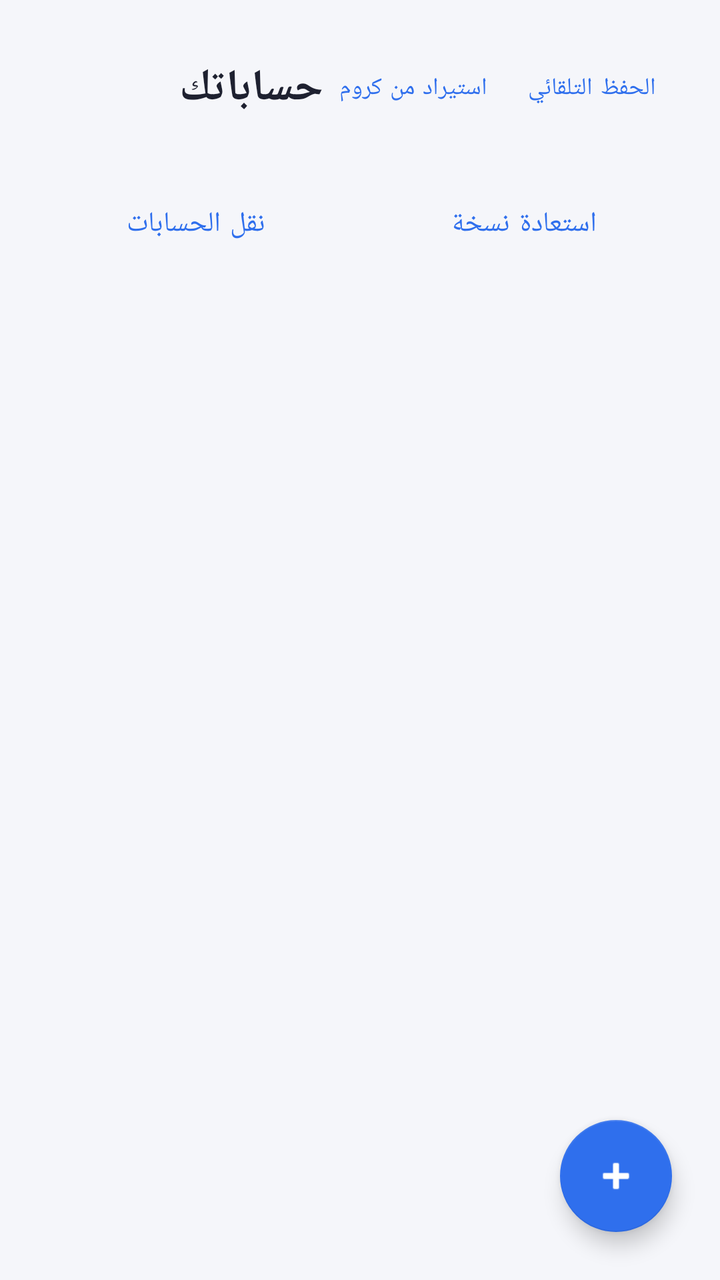
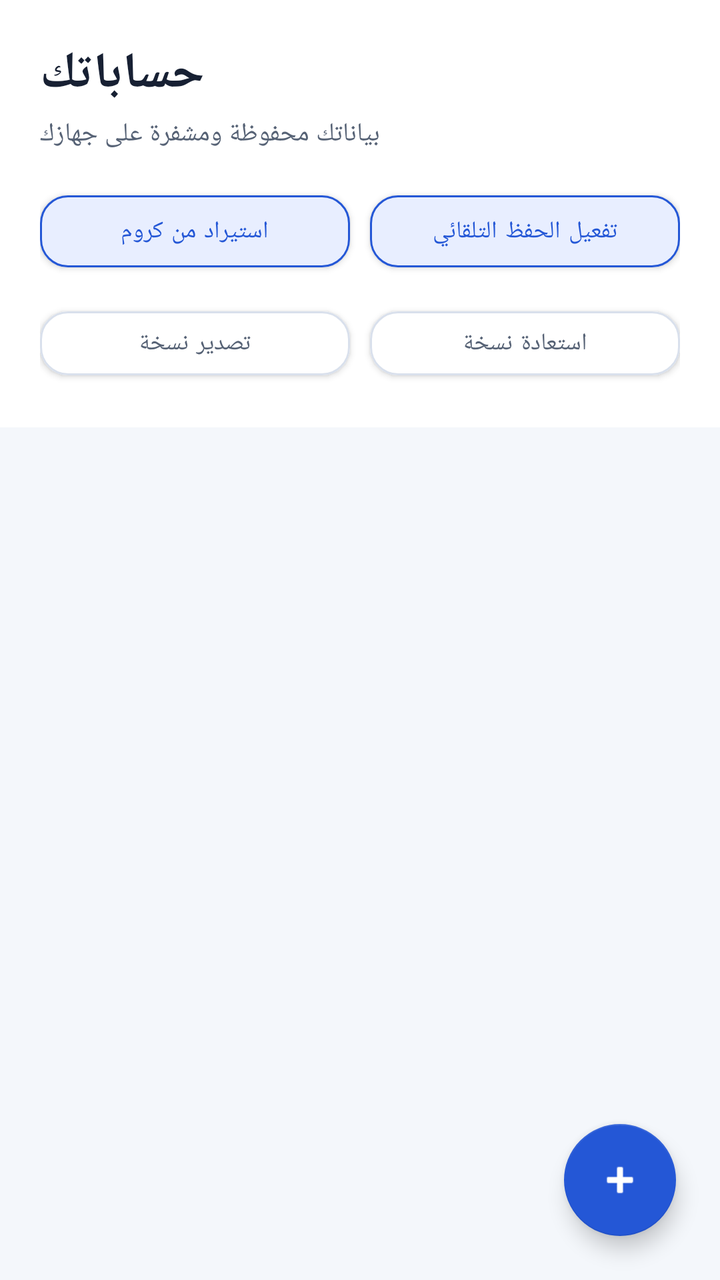

Screens rendered from an Android XML layout before and after an edit, with the pre-edit source and the edit as a unified diff.
<!-- AndroidManifest.xml: application theme Theme.PassVault -->
<!-- res/layout/activity_main.xml -->
<?xml version="1.0" encoding="utf-8"?>
<androidx.coordinatorlayout.widget.CoordinatorLayout xmlns:android="http://schemas.android.com/apk/res/android"
    xmlns:app="http://schemas.android.com/apk/res-auto"
    android:layout_width="match_parent"
    android:layout_height="match_parent"
    android:background="@color/background">

    <LinearLayout
        android:layout_width="match_parent"
        android:layout_height="match_parent"
        android:orientation="vertical">

        <LinearLayout
            android:layout_width="match_parent"
            android:layout_height="wrap_content"
            android:orientation="horizontal"
            android:gravity="center_vertical"
            android:padding="20dp">

            <TextView
                android:layout_width="0dp"
                android:layout_height="wrap_content"
                android:layout_weight="1"
                android:text="حساباتك"
                android:textColor="@color/text_main"
                android:textSize="22sp"
                android:textStyle="bold" />

            <com.google.android.material.button.MaterialButton
                android:id="@+id/btnImportChrome"
                android:layout_width="wrap_content"
                android:layout_height="wrap_content"
                android:text="استيراد من كروم"
                android:textSize="12sp"
                style="@style/Widget.MaterialComponents.Button.TextButton" />

            <com.google.android.material.button.MaterialButton
                android:id="@+id/btnEnableAutofill"
                android:layout_width="wrap_content"
                android:layout_height="wrap_content"
                android:text="الحفظ التلقائي"
                android:textSize="12sp"
                style="@style/Widget.MaterialComponents.Button.TextButton" />
        </LinearLayout>

        <LinearLayout
            android:layout_width="match_parent"
            android:layout_height="wrap_content"
            android:orientation="horizontal"
            android:paddingStart="16dp"
            android:paddingEnd="16dp">
            <com.google.android.material.button.MaterialButton
                android:id="@+id/btnExportVault"
                android:layout_width="0dp"
                android:layout_height="wrap_content"
                android:layout_weight="1"
                android:text="نقل الحسابات"
                style="@style/Widget.MaterialComponents.Button.TextButton" />
            <com.google.android.material.button.MaterialButton
                android:id="@+id/btnImportVault"
                android:layout_width="0dp"
                android:layout_height="wrap_content"
                android:layout_weight="1"
                android:text="استعادة نسخة"
                style="@style/Widget.MaterialComponents.Button.TextButton" />
        </LinearLayout>

        <androidx.recyclerview.widget.RecyclerView
            android:id="@+id/recyclerView"
            android:layout_width="match_parent"
            android:layout_height="0dp"
            android:layout_weight="1"
            android:clipToPadding="false"
            android:paddingBottom="80dp" />

        <LinearLayout
            android:id="@+id/emptyState"
            android:layout_width="match_parent"
            android:layout_height="match_parent"
            android:orientation="vertical"
            android:gravity="center"
            android:visibility="gone">

            <TextView
                android:layout_width="wrap_content"
                android:layout_height="wrap_content"
                android:text="ما فيه حسابات محفوظة بعد"
                android:textColor="@color/text_secondary"
                android:textSize="15sp" />
        </LinearLayout>

    </LinearLayout>

    <com.google.android.material.floatingactionbutton.FloatingActionButton
        android:id="@+id/fabAdd"
        android:layout_width="wrap_content"
        android:layout_height="wrap_content"
        android:layout_gravity="bottom|end"
        android:layout_margin="24dp"
        android:src="@android:drawable/ic_input_add"
        app:backgroundTint="@color/primary"
        app:tint="@android:color/white" />

</androidx.coordinatorlayout.widget.CoordinatorLayout>
<!-- resources referenced by this layout -->
<resources>
  <color name="background">#F5F6FA</color>
  <color name="primary">#2F6FED</color>
  <color name="text_main">#1E2130</color>
  <color name="text_secondary">#8A8F9C</color>
  <style name="Theme.PassVault" parent="Theme.MaterialComponents.DayNight.NoActionBar">
          <item name="colorPrimary">@color/primary</item>
          <item name="colorPrimaryDark">@color/primary_dark</item>
          <item name="colorAccent">@color/primary</item>
          <item name="android:windowBackground">@color/background</item>
          <item name="android:statusBarColor">@color/background</item>
          <item name="android:windowLightStatusBar">true</item>
      </style>
  <color name="primary_dark">#1F4FBF</color>
</resources>

<!-- the commit's change to res/layout/activity_main.xml (unified diff, before → after) -->
@@ -1,104 +1,20 @@
 <?xml version="1.0" encoding="utf-8"?>
-<androidx.coordinatorlayout.widget.CoordinatorLayout xmlns:android="http://schemas.android.com/apk/res/android"
-    xmlns:app="http://schemas.android.com/apk/res-auto"
-    android:layout_width="match_parent"
-    android:layout_height="match_parent"
-    android:background="@color/background">
-
-    <LinearLayout
-        android:layout_width="match_parent"
-        android:layout_height="match_parent"
-        android:orientation="vertical">
-
-        <LinearLayout
-            android:layout_width="match_parent"
-            android:layout_height="wrap_content"
-            android:orientation="horizontal"
-            android:gravity="center_vertical"
-            android:padding="20dp">
-
-            <TextView
-                android:layout_width="0dp"
-                android:layout_height="wrap_content"
-                android:layout_weight="1"
-                android:text="حساباتك"
-                android:textColor="@color/text_main"
-                android:textSize="22sp"
-                android:textStyle="bold" />
-
-            <com.google.android.material.button.MaterialButton
-                android:id="@+id/btnImportChrome"
-                android:layout_width="wrap_content"
-                android:layout_height="wrap_content"
-                android:text="استيراد من كروم"
-                android:textSize="12sp"
-                style="@style/Widget.MaterialComponents.Button.TextButton" />
-
-            <com.google.android.material.button.MaterialButton
-                android:id="@+id/btnEnableAutofill"
-                android:layout_width="wrap_content"
-                android:layout_height="wrap_content"
-                android:text="الحفظ التلقائي"
-                android:textSize="12sp"
-                style="@style/Widget.MaterialComponents.Button.TextButton" />
-        </LinearLayout>
-
-        <LinearLayout
-            android:layout_width="match_parent"
-            android:layout_height="wrap_content"
-            android:orientation="horizontal"
-            android:paddingStart="16dp"
-            android:paddingEnd="16dp">
-            <com.google.android.material.button.MaterialButton
-                android:id="@+id/btnExportVault"
-                android:layout_width="0dp"
-                android:layout_height="wrap_content"
-                android:layout_weight="1"
-                android:text="نقل الحسابات"
-                style="@style/Widget.MaterialComponents.Button.TextButton" />
-            <com.google.android.material.button.MaterialButton
-                android:id="@+id/btnImportVault"
-                android:layout_width="0dp"
-                android:layout_height="wrap_content"
-                android:layout_weight="1"
-                android:text="استعادة نسخة"
-                style="@style/Widget.MaterialComponents.Button.TextButton" />
-        </LinearLayout>
-
-        <androidx.recyclerview.widget.RecyclerView
-            android:id="@+id/recyclerView"
-            android:layout_width="match_parent"
-            android:layout_height="0dp"
-            android:layout_weight="1"
-            android:clipToPadding="false"
-            android:paddingBottom="80dp" />
-
-        <LinearLayout
-            android:id="@+id/emptyState"
-            android:layout_width="match_parent"
-            android:layout_height="match_parent"
-            android:orientation="vertical"
-            android:gravity="center"
-            android:visibility="gone">
-
-            <TextView
-                android:layout_width="wrap_content"
-                android:layout_height="wrap_content"
-                android:text="ما فيه حسابات محفوظة بعد"
-                android:textColor="@color/text_secondary"
-                android:textSize="15sp" />
-        </LinearLayout>
-
-    </LinearLayout>
-
-    <com.google.android.material.floatingactionbutton.FloatingActionButton
-        android:id="@+id/fabAdd"
-        android:layout_width="wrap_content"
-        android:layout_height="wrap_content"
-        android:layout_gravity="bottom|end"
-        android:layout_margin="24dp"
-        android:src="@android:drawable/ic_input_add"
-        app:backgroundTint="@color/primary"
-        app:tint="@android:color/white" />
-
+<androidx.coordinatorlayout.widget.CoordinatorLayout xmlns:android="http://schemas.android.com/apk/res/android" xmlns:app="http://schemas.android.com/apk/res-auto" android:layout_width="match_parent" android:layout_height="match_parent" android:background="@color/background">
+<LinearLayout android:layout_width="match_parent" android:layout_height="match_parent" android:orientation="vertical">
+<LinearLayout android:layout_width="match_parent" android:layout_height="wrap_content" android:orientation="vertical" android:padding="20dp" android:background="@color/surface">
+<TextView android:layout_width="wrap_content" android:layout_height="wrap_content" android:text="حساباتك" android:textColor="@color/text_main" android:textSize="25sp" android:textStyle="bold" />
+<TextView android:layout_width="wrap_content" android:layout_height="wrap_content" android:layout_marginTop="4dp" android:text="بياناتك محفوظة ومشفرة على جهازك" android:textColor="@color/text_secondary" android:textSize="13sp" />
+<LinearLayout android:layout_width="match_parent" android:layout_height="wrap_content" android:layout_marginTop="16dp" android:orientation="horizontal">
+<com.google.android.material.button.MaterialButton android:id="@+id/btnImportChrome" android:layout_width="0dp" android:layout_height="48dp" android:layout_weight="1" android:text="استيراد من كروم" android:textSize="12sp" app:backgroundTint="@color/primary_light" android:textColor="@color/primary" app:strokeColor="@color/primary" app:strokeWidth="1dp" />
+<com.google.android.material.button.MaterialButton android:id="@+id/btnEnableAutofill" android:layout_width="0dp" android:layout_height="48dp" android:layout_marginStart="10dp" android:layout_weight="1" android:text="تفعيل الحفظ التلقائي" android:textSize="12sp" app:backgroundTint="@color/primary_light" android:textColor="@color/primary" app:strokeColor="@color/primary" app:strokeWidth="1dp" />
+</LinearLayout>
+<LinearLayout android:layout_width="match_parent" android:layout_height="wrap_content" android:layout_marginTop="10dp" android:orientation="horizontal">
+<com.google.android.material.button.MaterialButton android:id="@+id/btnExportVault" android:layout_width="0dp" android:layout_height="44dp" android:layout_weight="1" android:text="تصدير نسخة" android:textSize="12sp" app:backgroundTint="@color/surface" android:textColor="@color/text_secondary" app:strokeColor="@color/divider" app:strokeWidth="1dp" />
+<com.google.android.material.button.MaterialButton android:id="@+id/btnImportVault" android:layout_width="0dp" android:layout_height="44dp" android:layout_marginStart="10dp" android:layout_weight="1" android:text="استعادة نسخة" android:textSize="12sp" app:backgroundTint="@color/surface" android:textColor="@color/text_secondary" app:strokeColor="@color/divider" app:strokeWidth="1dp" />
+</LinearLayout>
+</LinearLayout>
+<androidx.recyclerview.widget.RecyclerView android:id="@+id/recyclerView" android:layout_width="match_parent" android:layout_height="0dp" android:layout_weight="1" android:clipToPadding="false" android:paddingTop="10dp" android:paddingBottom="96dp" />
+<LinearLayout android:id="@+id/emptyState" android:layout_width="match_parent" android:layout_height="match_parent" android:orientation="vertical" android:gravity="center" android:visibility="gone"><TextView android:layout_width="wrap_content" android:layout_height="wrap_content" android:text="ما فيه حسابات محفوظة بعد" android:textColor="@color/text_secondary" android:textSize="15sp" /><TextView android:layout_width="wrap_content" android:layout_height="wrap_content" android:layout_marginTop="6dp" android:text="اضغط + لإضافة أول حساب" android:textColor="@color/text_secondary" android:textSize="13sp" /></LinearLayout>
+</LinearLayout>
+<com.google.android.material.floatingactionbutton.FloatingActionButton android:id="@+id/fabAdd" android:layout_width="wrap_content" android:layout_height="wrap_content" android:layout_gravity="bottom|end" android:layout_margin="22dp" android:contentDescription="إضافة حساب" android:src="@android:drawable/ic_input_add" app:backgroundTint="@color/primary" app:tint="@android:color/white" />
 </androidx.coordinatorlayout.widget.CoordinatorLayout>
<!-- resource entries referenced after the edit -->
@@ -1,9 +1,12 @@
 <!-- resources referenced by this layout -->
 <resources>
-  <color name="background">#F5F6FA</color>
-  <color name="primary">#2F6FED</color>
-  <color name="text_main">#1E2130</color>
-  <color name="text_secondary">#8A8F9C</color>
+  <color name="background">#F4F7FB</color>
+  <color name="divider">#D9E0EC</color>
+  <color name="primary">#2457D6</color>
+  <color name="primary_light">#E8EEFF</color>
+  <color name="surface">#FFFFFF</color>
+  <color name="text_main">#172033</color>
+  <color name="text_secondary">#566275</color>
   <style name="Theme.PassVault" parent="Theme.MaterialComponents.DayNight.NoActionBar">
           <item name="colorPrimary">@color/primary</item>
           <item name="colorPrimaryDark">@color/primary_dark</item>
@@ -11,7 +14,19 @@
           <item name="android:windowBackground">@color/background</item>
           <item name="android:statusBarColor">@color/background</item>
           <item name="android:windowLightStatusBar">true</item>
+          <item name="materialButtonStyle">@style/AppButton</item>
+          <item name="textInputStyle">@style/AppTextInput</item>
       </style>
-  <color name="primary_dark">#1F4FBF</color>
+  <color name="primary_dark">#173C9A</color>
+  <style name="AppButton" parent="Widget.MaterialComponents.Button">
+          <item name="android:minHeight">52dp</item>
+          <item name="android:textColor">@android:color/white</item>
+          <item name="backgroundTint">@color/primary</item>
+          <item name="cornerRadius">14dp</item>
+      </style>
+  <style name="AppTextInput" parent="Widget.MaterialComponents.TextInputLayout.OutlinedBox">
+          <item name="boxStrokeColor">@color/primary</item>
+          <item name="hintTextColor">@color/text_secondary</item>
+      </style>
 </resources>
 
